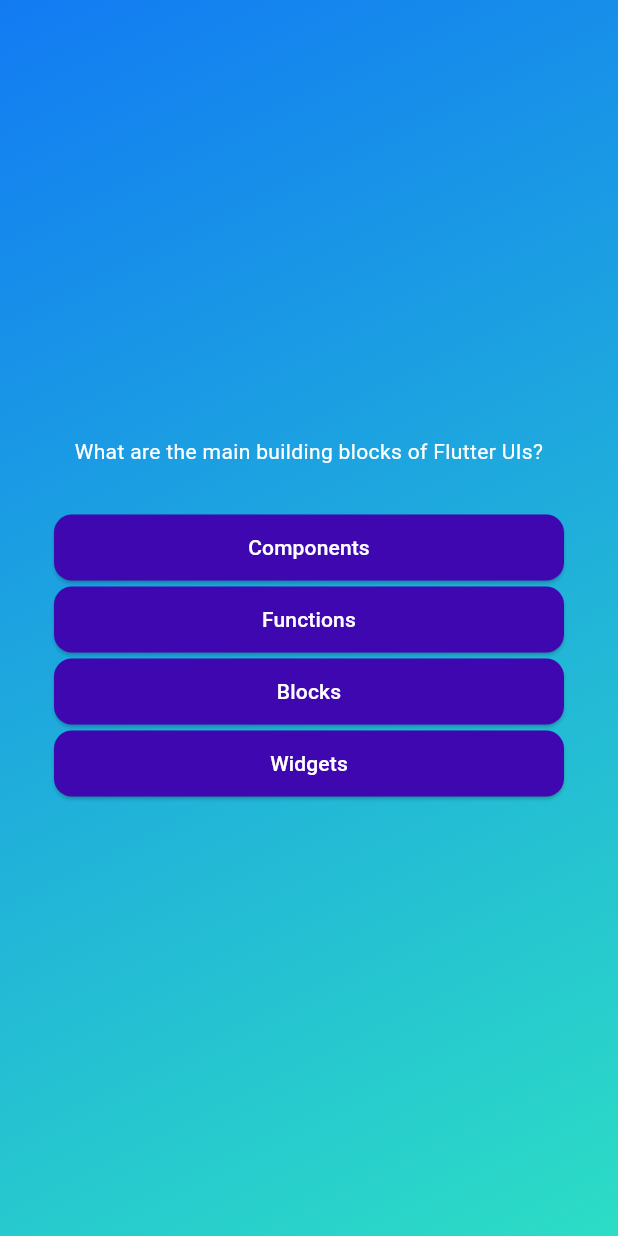
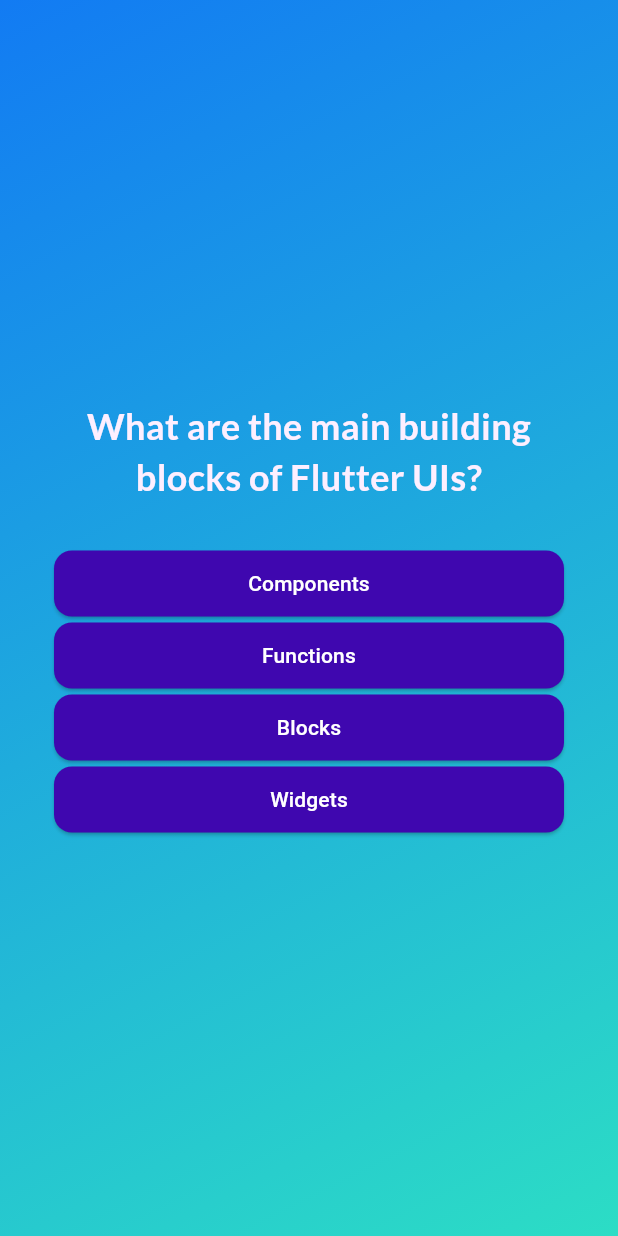
Before and after one commit to auri-gabriel/quiz_app, a Flutter app: the screen it shows after launch, after a tap on "Start Quiz!", on a phone screen of 412 x 824 dp. Run offline on Flutter 3.47's test engine with Material 3 defaults, Android fonts, the phone set to English and light mode, and no system bars; our stand-ins replace google_fonts.

Commit message:
Refactor text styles in QuestionsScreen and StartScreen to use Google Fonts for improved typography

```diff
--- a/lib/questions_screen.dart
+++ b/lib/questions_screen.dart
@@ -1,4 +1,5 @@
 import 'package:flutter/material.dart';
+import 'package:google_fonts/google_fonts.dart';
 import 'package:quiz_app/answer_button.dart';
 import 'package:quiz_app/data/questions.dart';
 
@@ -34,7 +35,11 @@ class _QuestionsScreenState extends State<QuestionsScreen> {
           children: [
             Text(
               currentQuestion.text,
-              style: TextStyle(color: Colors.white),
+              style: GoogleFonts.lato(
+                color: const Color.fromARGB(255, 253, 239, 255),
+                fontSize: 24,
+                fontWeight: FontWeight.bold,
+              ),
               textAlign: TextAlign.center,
             ),
             SizedBox(height: 30),
--- a/lib/start_screen.dart
+++ b/lib/start_screen.dart
@@ -1,4 +1,5 @@
 import 'package:flutter/material.dart';
+import 'package:google_fonts/google_fonts.dart';
 
 class StartScreen extends StatelessWidget {
   const StartScreen(this.startQuiz, {super.key});
@@ -17,9 +18,9 @@ class StartScreen extends StatelessWidget {
             color: const Color.fromARGB(150, 255, 255, 255),
           ),
           SizedBox(height: 80),
-          const Text(
+          Text(
             'Learn Flutter the fun way!',
-            style: TextStyle(color: Colors.white, fontSize: 24),
+            style: GoogleFonts.lato(color: Colors.white, fontSize: 24),
           ),
           SizedBox(height: 30),
           OutlinedButton.icon(
```
